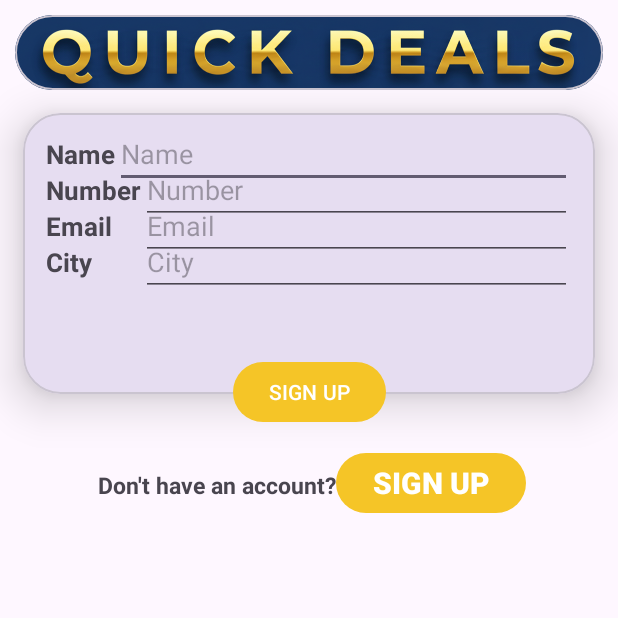
After one commit to UjjWal557/MAD, an Android app: the Register screen opened directly, with no data from a screen before it, on a phone screen of 412 x 824 dp, the top half of it. The commit adds this screen. Run offline under Robolectric (Android 15) with nearby library versions, the phone set to English and light mode, and no system bars.

Commit message:
Commit New

```diff
--- a/Ecommerce/app/src/main/AndroidManifest.xml
+++ b/Ecommerce/app/src/main/AndroidManifest.xml
@@ -12,6 +12,9 @@
         android:supportsRtl="true"
         android:theme="@style/Theme.Ecommerce">
         <activity
+            android:name=".Register"
+            android:exported="false" />
+        <activity
             android:name=".MainActivity"
             android:exported="true">
             <intent-filter>
--- /dev/null
+++ b/Ecommerce/app/src/main/java/com/example/ecommerce/Register.kt
@@ -0,0 +1,20 @@
+package com.example.ecommerce
+
+import android.os.Bundle
+import androidx.activity.enableEdgeToEdge
+import androidx.appcompat.app.AppCompatActivity
+import androidx.core.view.ViewCompat
+import androidx.core.view.WindowInsetsCompat
+
+class Register : AppCompatActivity() {
+    override fun onCreate(savedInstanceState: Bundle?) {
+        super.onCreate(savedInstanceState)
+        enableEdgeToEdge()
+        setContentView(R.layout.activity_register)
+        ViewCompat.setOnApplyWindowInsetsListener(findViewById(R.id.main)) { v, insets ->
+            val systemBars = insets.getInsets(WindowInsetsCompat.Type.systemBars())
+            v.setPadding(systemBars.left, systemBars.top, systemBars.right, systemBars.bottom)
+            insets
+        }
+    }
+}
--- a/Ecommerce/app/src/main/res/drawable/edittext_bg.xml
+++ b/Ecommerce/app/src/main/res/drawable/edittext_bg.xml
@@ -1,6 +1,6 @@
 <?xml version="1.0" encoding="utf-8"?>
 <shape xmlns:android="http://schemas.android.com/apk/res/android">
-    <solid android:color="#FFFFFF"/>
+    <solid android:color="#C2F1F2"/>
     <corners android:radius="8dp"/>
     <padding android:left="8dp" android:right="8dp"/>
 </shape>
--- /dev/null
+++ b/Ecommerce/app/src/main/res/layout/activity_register.xml
@@ -0,0 +1,202 @@
+<?xml version="1.0" encoding="utf-8"?>
+<androidx.constraintlayout.widget.ConstraintLayout xmlns:android="http://schemas.android.com/apk/res/android"
+    xmlns:app="http://schemas.android.com/apk/res-auto"
+    xmlns:tools="http://schemas.android.com/tools"
+    android:id="@+id/main"
+    android:layout_width="match_parent"
+    android:layout_height="match_parent"
+    tools:context=".Register">
+
+
+    <com.google.android.material.card.MaterialCardView
+        android:id="@+id/top"
+        android:layout_width="match_parent"
+        android:layout_height="wrap_content"
+        app:cardCornerRadius="25dp"
+        android:layout_margin="10dp"
+        app:layout_constraintTop_toTopOf="parent"
+        app:layout_constraintStart_toStartOf="parent"
+        app:layout_constraintEnd_toEndOf="parent">
+        <!-- Logo Image -->
+        <ImageView
+            android:id="@+id/logoImage"
+            android:layout_width="wrap_content"
+            android:layout_height="50dp"
+            android:contentDescription="@string/logo"
+            app:srcCompat="@drawable/top_logo"
+            android:scaleType="centerCrop" />
+    </com.google.android.material.card.MaterialCardView>
+
+    <com.google.android.material.card.MaterialCardView
+        android:id="@+id/registerCardview"
+        android:layout_width="match_parent"
+        android:layout_height="wrap_content"
+        android:layout_margin="15dp"
+        app:cardCornerRadius="25dp"
+        app:cardElevation="18dp"
+        app:layout_constraintStart_toStartOf="parent"
+        app:layout_constraintEnd_toEndOf="parent"
+        app:layout_constraintTop_toBottomOf="@id/top" >
+
+        <androidx.constraintlayout.widget.ConstraintLayout
+            android:layout_width="match_parent"
+            android:layout_height="match_parent"
+            android:padding="15dp">
+
+            <TextView
+                android:id="@+id/name"
+                android:layout_width="wrap_content"
+                android:layout_height="wrap_content"
+                android:text="@string/name"
+                android:textSize="@dimen/text"
+                android:textStyle="bold"
+                app:layout_constraintStart_toStartOf="parent"
+                app:layout_constraintTop_toTopOf="parent"
+                />
+            <EditText
+                android:id="@+id/nameText"
+                android:layout_width="0dp"
+                android:layout_height="wrap_content"
+                android:autofillHints="name"
+                android:hint="@string/name"
+                android:inputType="text"
+                app:layout_constraintStart_toEndOf="@id/name"
+                app:layout_constraintEnd_toEndOf="parent"
+                app:layout_constraintBaseline_toBaselineOf="@id/name"
+                />
+
+            <TextView
+                android:id="@+id/number"
+                android:layout_width="wrap_content"
+                android:layout_height="wrap_content"
+                android:text="@string/number"
+                android:textSize="17sp"
+                android:textStyle="bold"
+                app:layout_constraintTop_toBottomOf="@id/name"
+                app:layout_constraintStart_toStartOf="parent"
+                />
+
+            <EditText
+                android:id="@+id/numberText"
+                android:layout_width="0dp"
+                android:layout_height="wrap_content"
+                android:hint="@string/number"
+                android:autofillHints="phone"
+                android:inputType="phone"
+                android:maxLength="10"
+                app:layout_constraintStart_toEndOf="@id/number"
+                app:layout_constraintEnd_toEndOf="parent"
+                app:layout_constraintBaseline_toBaselineOf="@id/number"
+                />
+
+            <TextView
+                android:id="@+id/email"
+                android:layout_width="wrap_content"
+                android:layout_height="wrap_content"
+                android:text="@string/mail"
+                android:textSize="@dimen/text"
+                android:textStyle="bold"
+                app:layout_constraintStart_toStartOf="parent"
+                app:layout_constraintTop_toBottomOf="@id/number"
+                />
+            <EditText
+                android:id="@+id/mailText"
+                android:layout_width="0dp"
+                android:layout_height="wrap_content"
+                android:autofillHints="city"
+                android:hint="@string/mail"
+                android:inputType="text"
+                app:layout_constraintStart_toStartOf="@id/numberText"
+                app:layout_constraintEnd_toEndOf="parent"
+                app:layout_constraintBaseline_toBaselineOf="@id/email"
+                />
+
+            <TextView
+                android:id="@+id/city"
+                android:layout_width="0dp"
+                android:layout_height="wrap_content"
+                android:text="@string/city"
+                android:textSize="@dimen/text"
+                android:textStyle="bold"
+                app:layout_constraintStart_toStartOf="parent"
+                app:layout_constraintTop_toBottomOf="@id/email"
+                />
+
+            <EditText
+                android:id="@+id/cityText"
+                android:layout_width="0dp"
+                android:layout_height="wrap_content"
+                android:hint="@string/city"
+                android:inputType="text"
+                android:autofillHints="postalAddress"
+                app:layout_constraintStart_toStartOf="@id/mailText"
+                app:layout_constraintBaseline_toBaselineOf="@id/city"
+                app:layout_constraintEnd_toEndOf="parent"
+                />
+
+            <!-- Used to add blank space -->
+            <View
+                android:layout_width="match_parent"
+                android:layout_height="50dp"
+                app:layout_constraintTop_toBottomOf="@id/cityText"
+                />
+
+        </androidx.constraintlayout.widget.ConstraintLayout>
+    </com.google.android.material.card.MaterialCardView>
+    <androidx.constraintlayout.widget.ConstraintLayout
+        android:layout_width="wrap_content"
+        android:layout_height="wrap_content"
+        app:layout_constraintTop_toBottomOf="@id/registerCardview"
+        app:layout_constraintStart_toStartOf="parent"
+        app:layout_constraintEnd_toEndOf="parent"
+        android:elevation="30dp"
+        android:layout_marginTop="-25dp">
+        <Button
+            android:id="@+id/btn_register"
+            android:layout_width="wrap_content"
+            android:layout_height="wrap_content"
+            android:text="@string/signup"
+            style="@style/login_btn_color"
+            app:layout_constraintStart_toStartOf="parent"
+            app:layout_constraintTop_toTopOf="parent"
+            />
+
+    </androidx.constraintlayout.widget.ConstraintLayout>
+
+    <View
+        android:id="@+id/view"
+        android:layout_width="match_parent"
+        android:layout_height="50dp"
+        app:layout_constraintTop_toBottomOf="@id/registerCardview"
+        />
+
+    <TextView
+        android:id="@+id/textview7"
+        android:layout_width="wrap_content"
+        android:layout_height="wrap_content"
+        android:text="@string/no_acc"
+        android:textSize="15sp"
+        android:layout_marginStart="50dp"
+        android:textStyle="bold"
+        app:layout_constraintTop_toBottomOf="@id/view"
+        app:layout_constraintStart_toStartOf="@id/registerCardview"
+
+        />
+
+    <Button
+        android:id="@+id/btn_login_register"
+        style="@style/login_btn_color"
+        android:layout_width="wrap_content"
+        android:layout_height="wrap_content"
+        android:layout_marginTop="60dp"
+        android:text="@string/signup"
+        android:textSize="20sp"
+        android:textStyle="bold"
+        app:layout_constraintBaseline_toBaselineOf="@id/textview7"
+        app:layout_constraintStart_toEndOf="@id/textview7"
+        app:layout_constraintTop_toBottomOf="@id/registerCardview" />
+
+
+
+
+</androidx.constraintlayout.widget.ConstraintLayout>
--- /dev/null
+++ b/Ecommerce/app/src/main/res/values/dimens.xml
@@ -0,0 +1,4 @@
+<?xml version="1.0" encoding="utf-8"?>
+<resources>
+    <dimen name="text">17sp</dimen>
+</resources>
--- a/Ecommerce/app/src/main/res/values/strings.xml
+++ b/Ecommerce/app/src/main/res/values/strings.xml
@@ -1,3 +1,19 @@
 <resources>
     <string name="app_name">Ecommerce</string>
+    <string name="logo">Quick Deals</string>
+
+    <string name="welcome">Welcome Back!</string>
+    <string name="desc">Login to Continue</string>
+    <!--Login Details-->
+    <string name="mail">Email</string>
+    <string name="password">Password</string>
+    <string name="login">Login</string>
+    <string name="no_acc">Don\'t have an account?</string>
+    <string name="signup">SIGN UP</string>
+
+    <!--Register Details-->
+    <string name="name">Name</string>
+    <string name="city">City</string>
+    <string name="number">Number</string>
+    <string name="confirm_password">Confirm Password</string>
 </resources>
--- a/Ecommerce/app/src/main/res/values/themes.xml
+++ b/Ecommerce/app/src/main/res/values/themes.xml
@@ -4,6 +4,15 @@
         <!-- Customize your light theme here. -->
         <!-- <item name="colorPrimary">@color/my_light_primary</item> -->
     </style>
+    <style name="Theme.Ecommerce" parent="Base.Theme.Ecommerce" />
 
-    <style name="Theme.Ecommerce" parent="Base.Theme.Ecommerce" />
+    <style name="login_btn_color" parent="Widget.Material3.Button">
+        <item name="backgroundTint">#F5C527</item><!--#FF8A65-->
+        <item name="android:textColor">@android:color/white</item>
+    </style>
+
+    <style name="signup_btn_color" parent="Widget.Material3.Button">
+        <item name="backgroundTint">@android:color/transparent</item><!--#FF8A65-->
+        <item name="android:textColor">#2338F9</item>
+    </style>
 </resources>
```
Also changed, not shown: Ecommerce/app/src/main/java/com/example/ecommerce/MainActivity.kt (+20 -0 lines), Ecommerce/app/src/main/res/drawable/gradient_button.xml (+12 -4 lines), Ecommerce/app/src/main/res/layout/activity_main.xml (+85 -36 lines), Ecommerce/app/src/main/res/drawable/top_logo.png (added).
